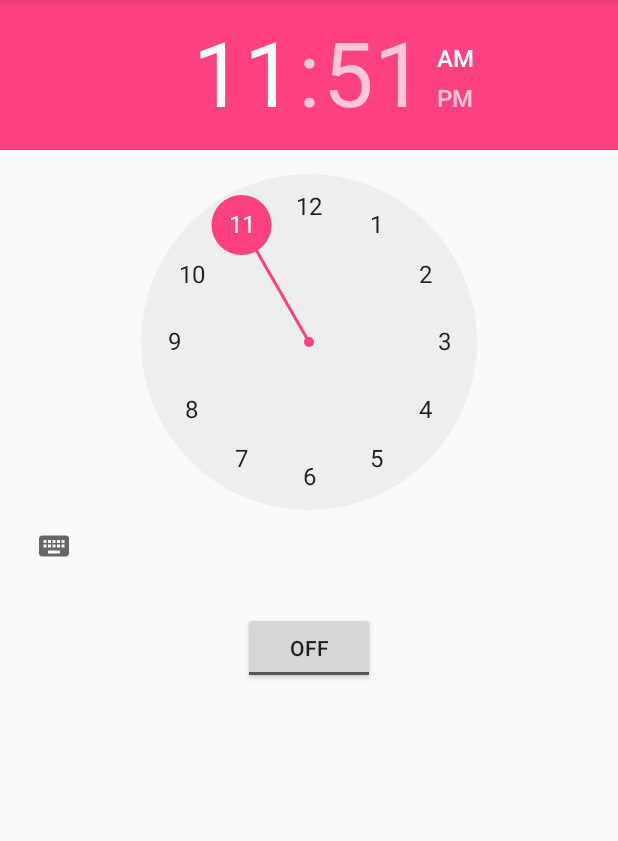
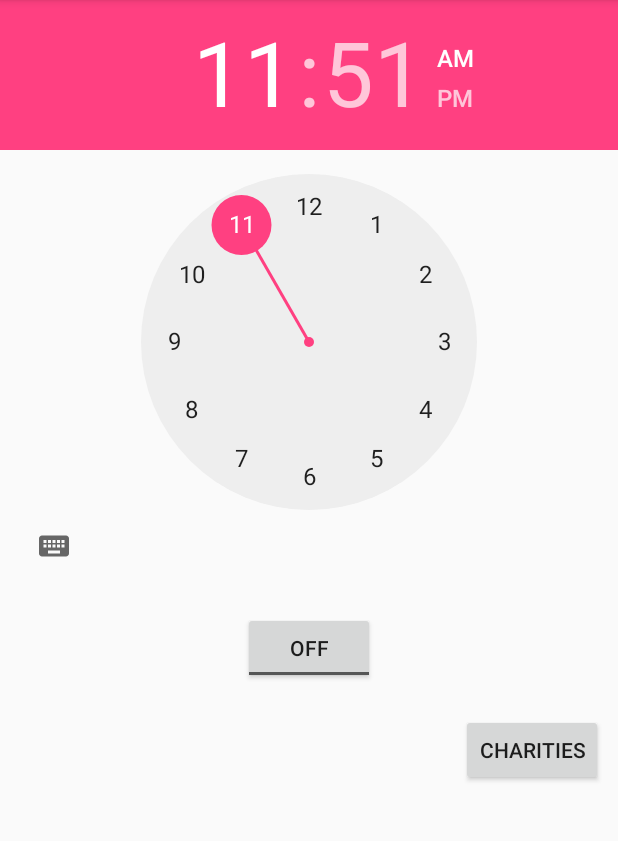
Before and after one commit to thxu93/CharityBell, an Android app: the AlarmActivity screen opened directly, with no data from a screen before it, on a phone screen of 412 x 824 dp, the part 84-925 px from its top. Run offline under Robolectric (Android 15) with nearby library versions, the phone set to English and light mode, and no system bars.

Commit message:
added some stuff

```diff
--- a/app/src/main/AndroidManifest.xml
+++ b/app/src/main/AndroidManifest.xml
@@ -20,6 +20,8 @@
 
         <activity android:name=".LoginActivity" />
         <activity android:name=".AlarmActivity"></activity>
+
+        <activity android:name=".CharitiesActivity" />
     </application>
 
 </manifest>
--- a/app/src/main/java/edu/tacoma/uw/xut/charitybell/AlarmActivity.java
+++ b/app/src/main/java/edu/tacoma/uw/xut/charitybell/AlarmActivity.java
@@ -55,4 +55,9 @@ public class AlarmActivity extends AppCompatActivity
             Toast.makeText(AlarmActivity.this, "ALARM OFF", Toast.LENGTH_SHORT).show();
         }
     }
+
+    public void onCharities(View view) {
+        Intent intent = new Intent(this, CharitiesActivity.class);
+        startActivity(intent);
+    }
 }
--- a/app/src/main/res/layout/activity_alarm.xml
+++ b/app/src/main/res/layout/activity_alarm.xml
@@ -19,5 +19,14 @@
         android:checked="false"
         android:onClick="OnToggleClicked" />
 
+    <Button
+        android:id="@+id/button"
+        android:layout_width="wrap_content"
+        android:layout_height="wrap_content"
+        android:layout_marginRight="10dp"
+        android:layout_gravity = "right"
+        android:text = "Charities"
+        android:onClick="onCharities"/>
+
 
 </LinearLayout>
```
Also changed, not shown: app/src/main/java/edu/tacoma/uw/xut/charitybell/AlarmReceiverActivity.java (+37 -10 lines), app/src/main/java/edu/tacoma/uw/xut/charitybell/CharitiesActivity.java (added, +13 -0 lines), app/src/main/res/layout/activity_charities.xml (added, +9 -0 lines), 345 other files.
